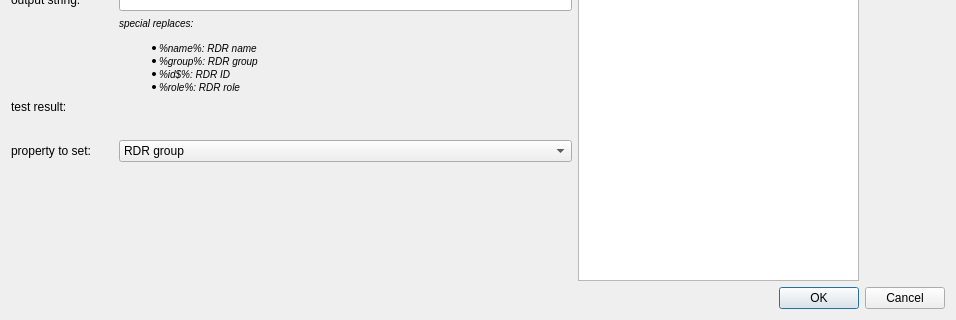
First picture: the form in application/dlgsetrdrpropertybyregexp.ui, repository jkriege2/QuickFit3, before the edit; both pictures show x 0 to 956 and y 178 to 498 of the 956 by 498 pixel window.
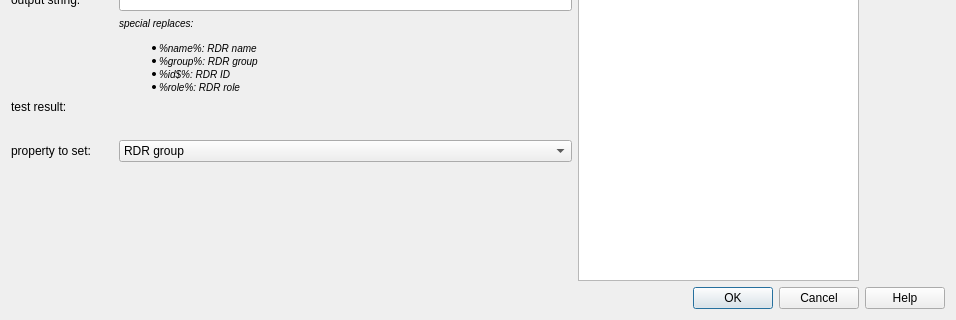
Second picture: the form after the edit.

Commit message: QuickFit3/fcs_fitfunctions: added fitfunction with flow and v,D,wxy as parameters QuickFit3: updated online help for tools

```diff
--- a/application/dlgsetrdrpropertybyregexp.ui
+++ b/application/dlgsetrdrpropertybyregexp.ui
@@ -249,7 +249,7 @@
       <enum>Qt::Horizontal</enum>
      </property>
      <property name="standardButtons">
-      <set>QDialogButtonBox::Cancel|QDialogButtonBox::Ok</set>
+      <set>QDialogButtonBox::Cancel|QDialogButtonBox::Help|QDialogButtonBox::Ok</set>
      </property>
     </widget>
    </item>
```
Left out of the diff: 21 changed lines with no effect on the pictures. The commit also changes 36 other files.
